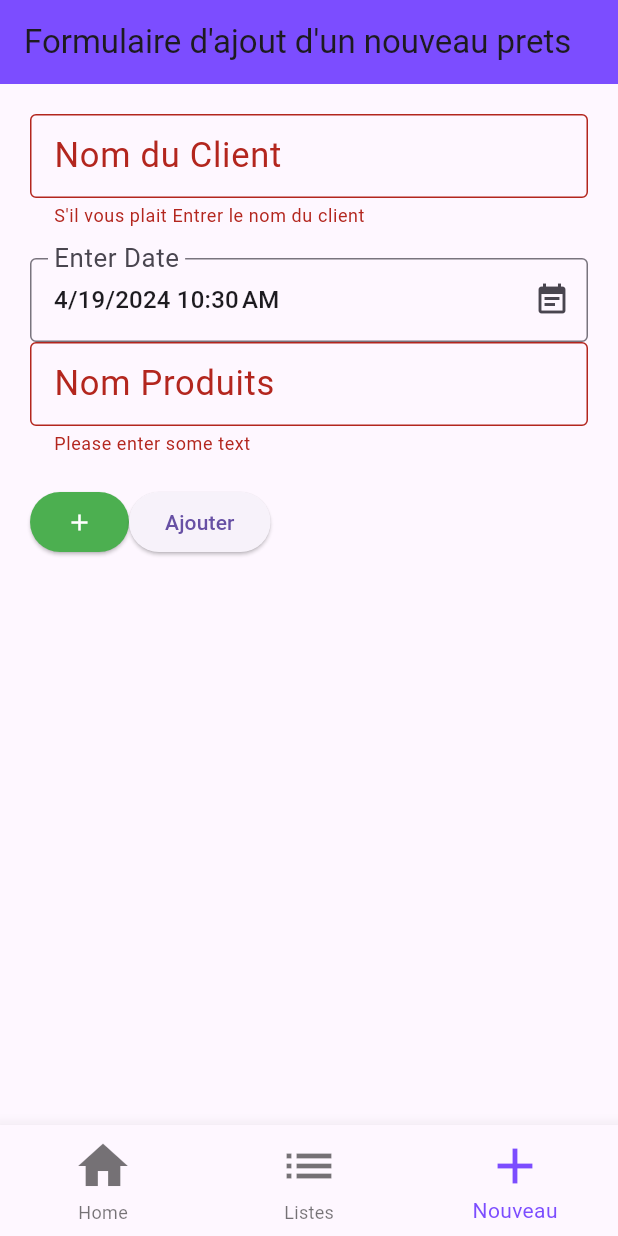
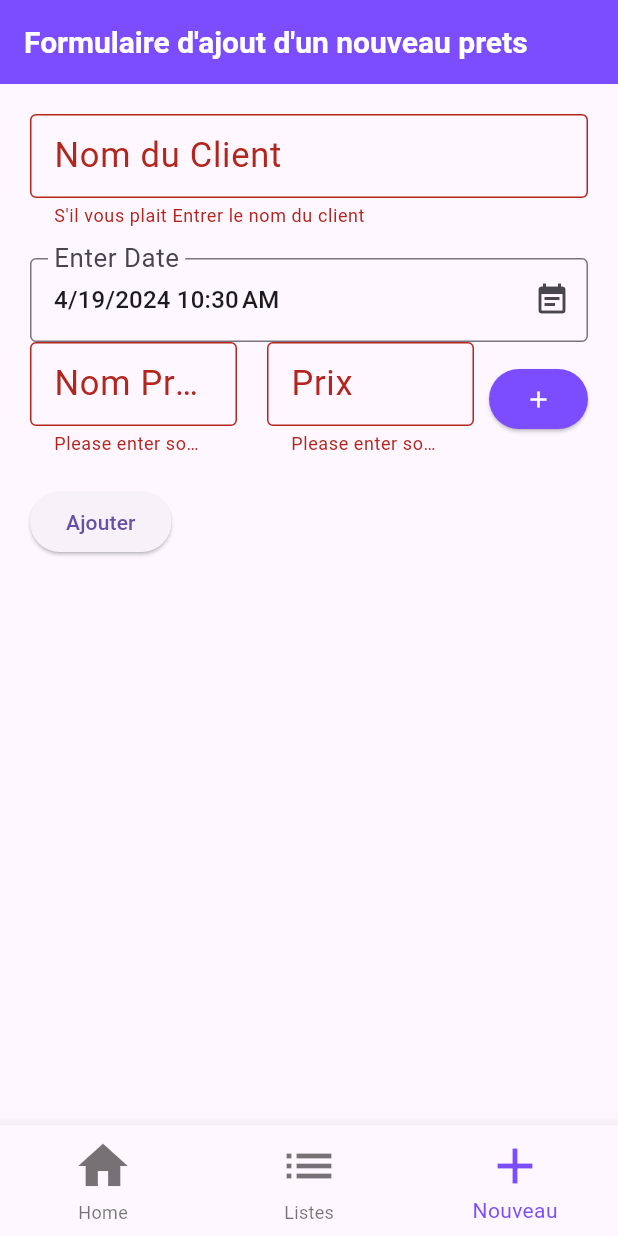
Before and after one commit to abdoulahi21/app_firebase, a Flutter app: the screen it shows after launch, item 3 of the bottom bar chosen, after a tap on "Ajouter", on a phone screen of 412 x 824 dp. Run offline on Flutter 3.47's test engine with Material 3 defaults, Android fonts, the phone set to English and light mode, and no system bars; drawn by our look-alikes of date_field; our stand-ins replace cloud_firestore, firebase_core; accounts and stored records are empty.

Commit message:
modification title

```diff
--- a/lib/screens/add_prets_page.dart
+++ b/lib/screens/add_prets_page.dart
@@ -15,6 +15,7 @@ class _AddPretsPageState extends State<AddPretsPage> {
   final _formKey = GlobalKey<FormState>();
   final clientNameController= TextEditingController();
   final produitNameController= TextEditingController();
+  final prixController= TextEditingController();
   DateTime selectedDate = DateTime.now();
   final etatController= 'en cours';
   @override
@@ -70,14 +71,17 @@ class _AddPretsPageState extends State<AddPretsPage> {
                 });
               },
             ),
-            Container(
-              margin: const EdgeInsets.only(bottom: 20),
+            Row(
+              children: [
+                Expanded(
+                  child: Container(
+                    margin: const EdgeInsets.only(bottom: 20, right: 10),
                     child: TextFormField(
                       decoration: const InputDecoration(
                         hintStyle: TextStyle(color: Colors.grey),
                         labelStyle:TextStyle(fontSize: 23),
                         labelText: "Nom Produits",
-                  hintText: "Nom du produits",
+                        hintText: "Nom du produit",
                         border: OutlineInputBorder(),
                       ),
                       validator: (value) {
@@ -89,22 +93,49 @@ class _AddPretsPageState extends State<AddPretsPage> {
                       controller: produitNameController,
                     ),
                   ),
-            Row(
-              children: [
+                ),
+                Expanded(
+                  child: Container(
+                    margin: const EdgeInsets.only(bottom: 20, left: 10),
+                    child: TextFormField(
+                      decoration: const InputDecoration(
+                        hintStyle: TextStyle(color: Colors.grey),
+                        labelStyle:TextStyle(fontSize: 23),
+                        labelText: "Prix",
+                        hintText: "Prix du produit",
+                        border: OutlineInputBorder(),
+                      ),
+                      validator: (value) {
+                        if (value == null || value.isEmpty) {
+                          return 'Please enter some text';
+                        }
+                        return null;
+                      },
+                      controller: prixController,
+                    ),
+                  ),
+                ),
                 SizedBox(
-                  // width: double.infinity,
-                  child: ElevatedButton(
+                      child: Container(
+                        margin: const EdgeInsets.only(bottom: 20, left: 10),
+                        child:
+                      ElevatedButton(
                           style: const ButtonStyle(
-                        backgroundColor:MaterialStatePropertyAll(Colors.green),
+                            backgroundColor:MaterialStatePropertyAll(Colors.deepPurpleAccent),
                           ),
                           onPressed:(){
-
                             },
                           child: Container(child: Icon(Icons.add,color: Colors.white,),)
                       ),
+                    )
+                )
+              ],
             ),
+            Center(
+              child: Row(
+                children: [
                   SizedBox(
-                 // width: double.infinity,
+                   //width: double.infinity,
                     child: ElevatedButton(
                       style: const ButtonStyle(
                          // backgroundColor:MaterialStatePropertyAll(Colors.blue)
@@ -113,23 +144,27 @@ class _AddPretsPageState extends State<AddPretsPage> {
                            if(_formKey.currentState!.validate()) {
                              final clientName = clientNameController.text;
                              final produitName = produitNameController.text;
+                             final prix = int.parse(prixController.text);
                              FocusScope.of(context).requestFocus(FocusNode());
                              //ajout dans la base de donnes
                              FirebaseFirestore.instance.collection('prets').add({
                              'nom': clientName,
                              'produit': produitName,
                              'date': selectedDate,
+                             'prix': prix,
                              'etat': etatController
                              });
                            }
                            clientNameController.clear();
                            produitNameController.clear();
+                           prixController.clear();
                         },
 
                       child: Text("Ajouter"),
                     ),
                   ),
                 ],
+              ),
             )
           ],
         ),
--- a/lib/screens/controlle_page.dart
+++ b/lib/screens/controlle_page.dart
@@ -26,6 +26,11 @@ class _ControllePageState extends State<ControllePage> {
       home: Scaffold(
         appBar: AppBar(
           backgroundColor: Colors.deepPurpleAccent,
+          titleTextStyle: TextStyle(
+            color: Colors.white,
+            fontSize: 20,
+            fontWeight: FontWeight.bold,
+          ),
           title: [
             Text('Accueil'),
             Text('Gestions des prets'),
--- a/lib/screens/listes_prets.dart
+++ b/lib/screens/listes_prets.dart
@@ -16,7 +16,6 @@ class _ListesPretsState extends State<ListesPrets> {
       length:2,
       child: Scaffold(
         appBar: AppBar(
-          title: const Text("Liste des prets"),
           bottom: const TabBar(
             tabs: [
               Tab(
--- a/lib/screens/prets_encours.dart
+++ b/lib/screens/prets_encours.dart
@@ -39,12 +39,13 @@ class _PretsEncoursState extends State<PretsEncours> {
                       final pret=prets[index];
                       final nom=pret['nom'];
                       final produit=pret['produit'];
+                      final prix=pret['prix'];
                       final Timestamp timestamp =pret['date'];
                       final date=DateFormat.yMd().add_jm().format(timestamp.toDate());
                      return  Card(
                        child:  ListTile(
                          title: Text('$nom , $date'),
-                         subtitle: Text('$produit'),
+                         subtitle: Text('$produit, $prix Fcfa'),
                          trailing: Icon(Icons.edit),
                        ),
                      );
--- a/lib/screens/prets_termines.dart
+++ b/lib/screens/prets_termines.dart
@@ -35,12 +35,13 @@ class _PretsTerminesState extends State<PretsTermines> {
                       final pret=prets[index];
                       final nom=pret['nom'];
                       final produit=pret['produit'];
+                      final prix=pret['prix'];
                       final Timestamp timestamp =pret['date'];
                       final date=DateFormat.yMd().add_jm().format(timestamp.toDate());
                       return  Card(
                         child:  ListTile(
                           title: Text('$nom , $date'),
-                          subtitle: Text('$produit'),
+                          subtitle: Text('$produit, $prix Fcfa'),
                           trailing: Icon(Icons.edit),
                         ),
                       );
```
Lines whose indentation alone changed are shown as unchanged.
